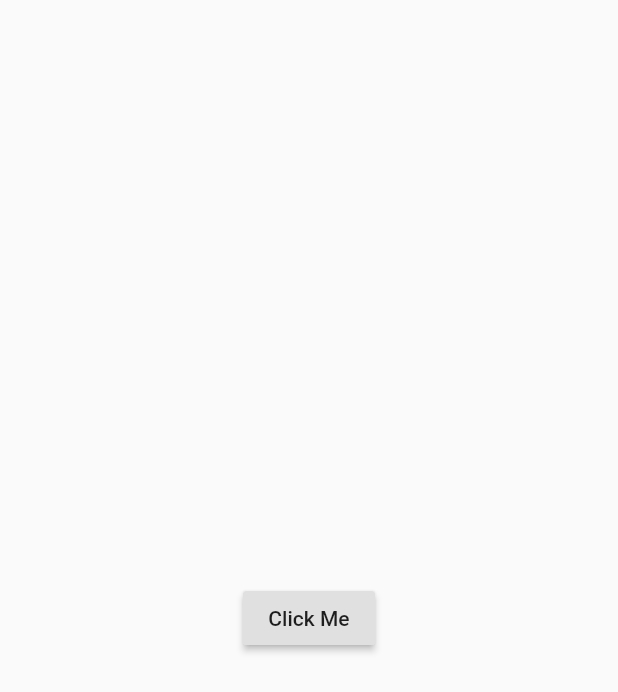
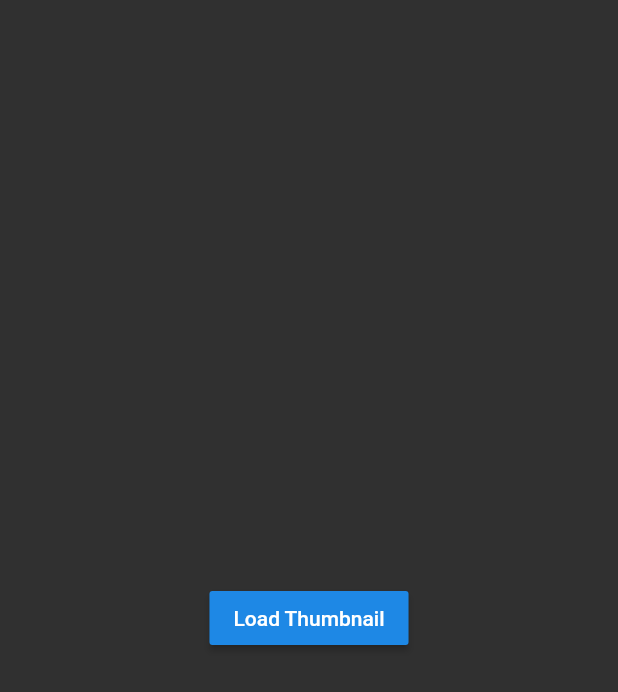
Before and after one commit to jj-gh/photo_manager_tester, a Flutter app: the screen it shows after launch, on a phone screen of 412 x 824 dp. Shown: the top 692 px of the screen. Run offline on Flutter 3.47's test engine with Material 2 defaults, Android fonts, the phone set to English and light mode, and no system bars; missing offline and left inert: photo_manager; statements that could not run were skipped.

Commit message:
thumbnailDataWithSize() returns full size on android 7.1.1

```diff
--- a/lib/main.dart
+++ b/lib/main.dart
@@ -1,8 +1,14 @@
 import 'package:flutter/material.dart';
 import 'package:photo_manager/photo_manager.dart';
 
-void main() {
+void main() async {
+  WidgetsFlutterBinding.ensureInitialized();
+
+  var result = await PhotoManager.requestPermission();
+  if (result)
     runApp(MyApp());
+  else
+    PhotoManager.openSetting();
 }
 
 class MyApp extends StatefulWidget {
@@ -11,24 +17,43 @@ class MyApp extends StatefulWidget {
 }
 
 class _MyAppState extends State<MyApp> {
+  List<int> _thumb;
+
   @override
   Widget build(BuildContext context) {
     return MaterialApp(
+      themeMode: ThemeMode.dark,
+      darkTheme: ThemeData(brightness: Brightness.dark),
       home: Scaffold(
         body: Container(
             alignment: Alignment.center,
-            child: RaisedButton(
-              child: Text('Click Me'),
+            child: Column(
+              mainAxisAlignment: MainAxisAlignment.center,
+              children: [
+                _thumb != null ? Image.memory(_thumb) : Container(),
+                RaisedButton(
+                  child: Text('Load Thumbnail'),
                   onPressed: () async {
                     List<AssetPathEntity> albums =
                         await PhotoManager.getAssetPathList();
 
-                // this will crash the app
                     List<AssetEntity> medias = await albums[0]
                         .getAssetListRange(start: 0, end: albums[0].assetCount);
+
+                    // returns full size on first load
+                    _thumb =
+                        await medias[1].thumbDataWithSize(ThumbOption(50, 50));
+
+                    setState(() {});
                   },
+                ),
+              ],
             )),
       ),
     );
   }
 }
+
+class ThumbOption extends LoadOption {
+  ThumbOption(int width, int height) : super(width, height, quality: 75);
+}
```
Also changed, not shown: pubspec.lock. Lines whose indentation alone changed are shown as unchanged.
